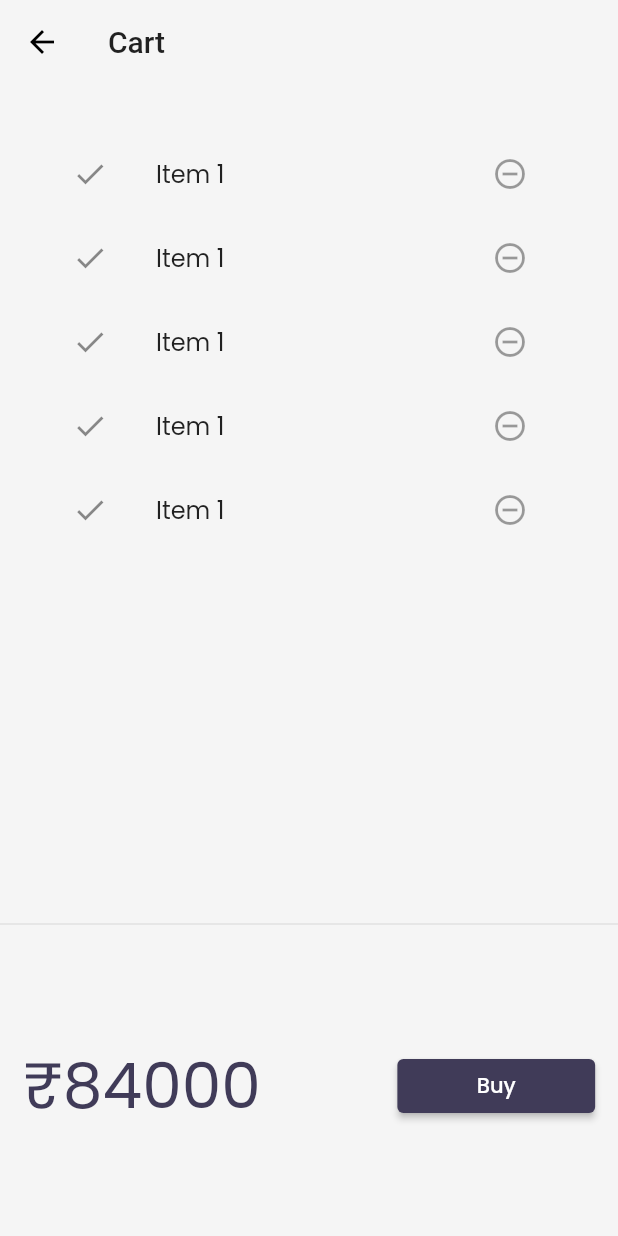
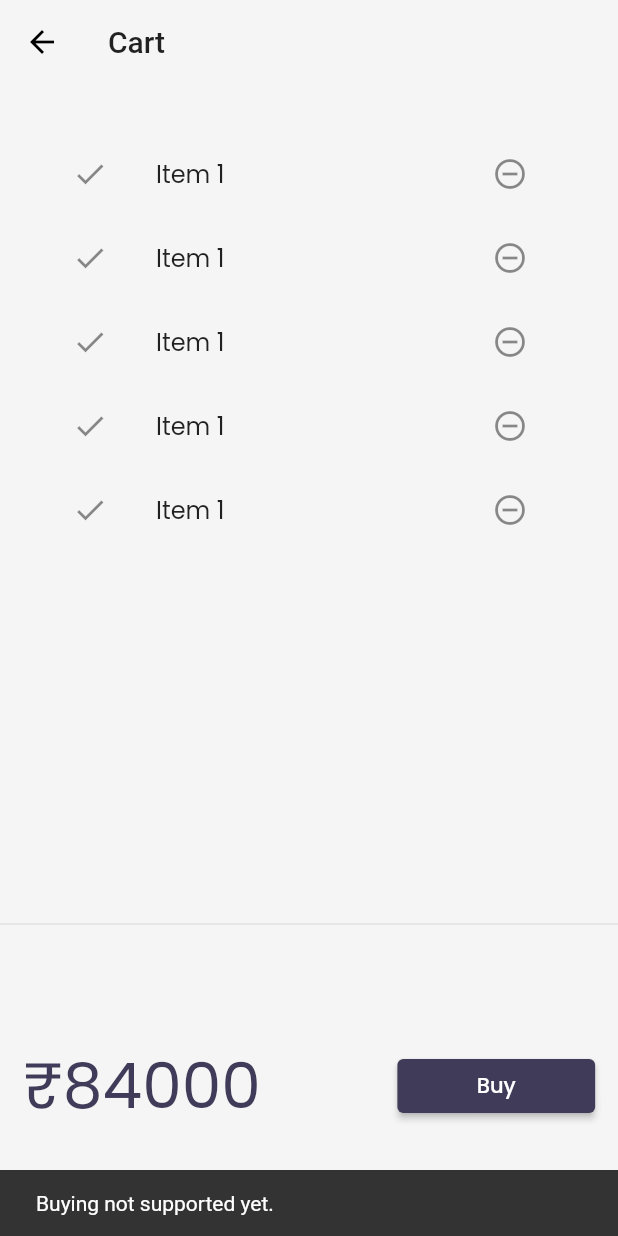
Before and after one commit to AdityaCubicles45/30DaysOfFlutter, a Flutter app: the CartPage screen opened by its route, after a tap on "Buy", on a phone screen of 412 x 824 dp. Run offline on Flutter 3.47's test engine with Material 2 defaults, Android fonts, the phone set to English and light mode, and no system bars; our stand-ins replace google_fonts, velocity_x.

Commit message:
day 23 completed

```diff
--- a/lib/models/catalog.dart
+++ b/lib/models/catalog.dart
@@ -5,11 +5,10 @@ class CatalogModel {
 
   // Get items by id
 
-  static Item getById(int id) =>
-      items.firstWhere((element) => element.id == id);
+  Item getById(int id) => items.firstWhere((element) => element.id == id);
 
   // Get items by position
-  static Item getByPosition(int pos) => items[pos];
+  Item getByPosition(int pos) => items[pos];
 }
 
 class Item {
--- a/lib/pages/cart_page.dart
+++ b/lib/pages/cart_page.dart
@@ -36,7 +36,11 @@ class _CartTotal extends StatelessWidget {
           "₹84000".text.xl5.color(context.theme.hintColor).make(),
           30.widthBox,
           ElevatedButton(
-            onPressed: () {},
+            onPressed: () {
+              ScaffoldMessenger.of(context).showSnackBar(SnackBar(
+                content: "Buying not supported yet.".text.make(),
+              ));
+            },
             style: ButtonStyle(
                 backgroundColor: MaterialStateProperty.all(
                     context.theme.floatingActionButtonTheme.backgroundColor)),
@@ -60,10 +64,10 @@ class _CartListState extends State<_CartList> {
   Widget build(BuildContext context) {
     return ListView.builder(
       itemCount: 5,
-      itemBuilder: (context, index) => const ListTile(
-        leading: Icon(Icons.done),
+      itemBuilder: (context, index) => ListTile(
+        leading: const Icon(Icons.done),
         trailing: IconButton(
-          icon: Icon(Icons.remove_circle_outline),
+          icon: const Icon(Icons.remove_circle_outline),
           onPressed: () {},
         ),
         title: "Item 1".text.make(),
--- a/lib/widgets/home_widgets/catalog_list.dart
+++ b/lib/widgets/home_widgets/catalog_list.dart
@@ -13,7 +13,7 @@ class CatalogList extends StatelessWidget {
       shrinkWrap: true,
       itemCount: CatalogModel.items.length,
       itemBuilder: (context, index) {
-        final catalog = CatalogModel.getByPosition(index);
+        final catalog = CatalogModel.items[index];
         return InkWell(
           onTap: () => Navigator.push(
             context,
```
Also changed, not shown: lib/models/cart.dart (added, +33 -0 lines).
